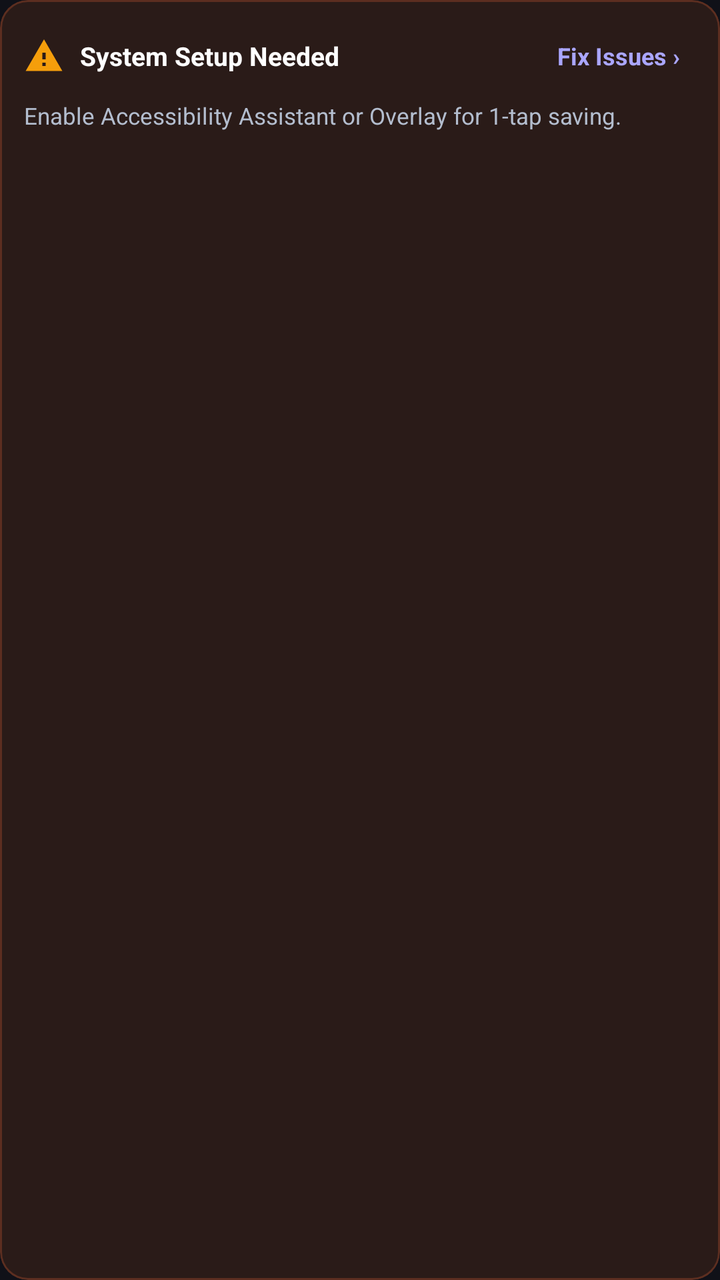
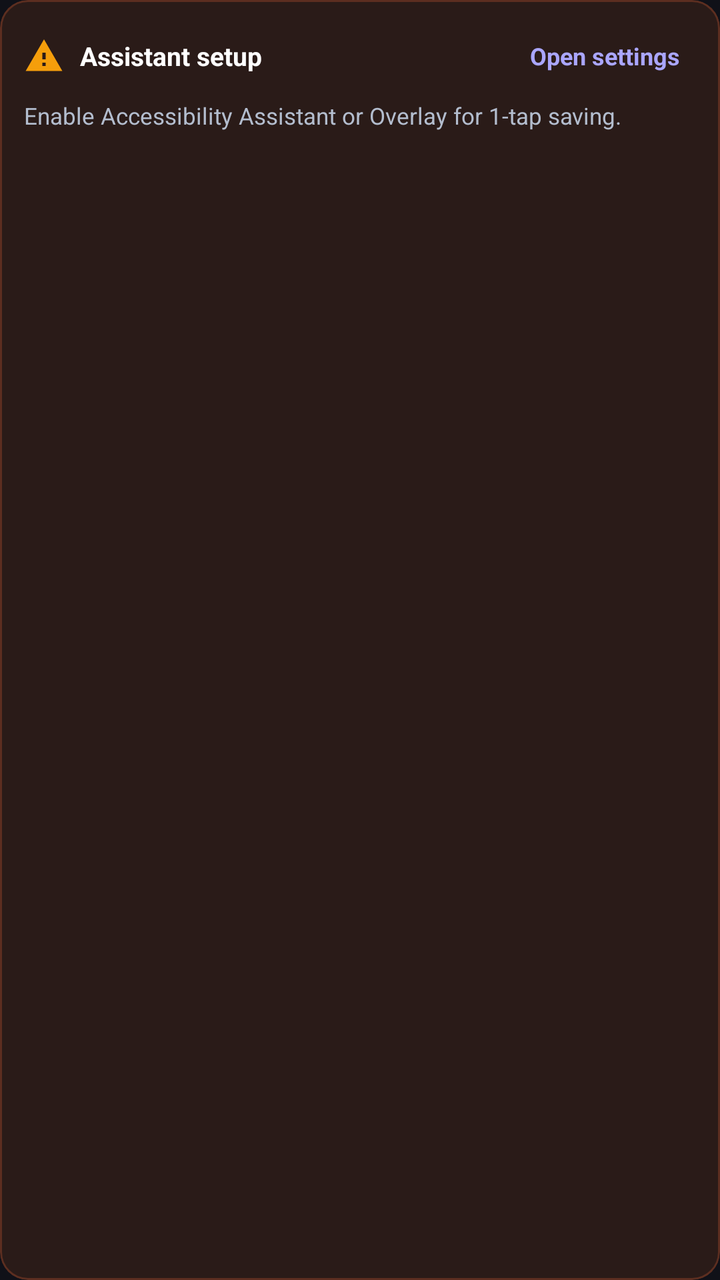

Two renders of the same Android screen: before a commit and after it. Below are the layout's source before the change and the commit's diff.
<!-- AndroidManifest.xml: application theme Theme.InstaSave -->
<!-- res/layout/banner_permissions_alert.xml -->
<?xml version="1.0" encoding="utf-8"?>
<com.google.android.material.card.MaterialCardView
    xmlns:android="http://schemas.android.com/apk/res/android"
    xmlns:app="http://schemas.android.com/apk/res-auto"
    android:id="@+id/cardPermissionsBanner"
    android:layout_width="match_parent"
    android:layout_height="wrap_content"
    android:clickable="true"
    android:focusable="true"
    app:cardCornerRadius="14dp"
    app:cardBackgroundColor="#2A1B18"
    app:strokeColor="#5C2E20"
    app:strokeWidth="1dp"
    app:rippleColor="#33E1306C">

    <LinearLayout
        android:layout_width="match_parent"
        android:layout_height="wrap_content"
        android:orientation="vertical"
        android:padding="12dp">

        <LinearLayout
            android:layout_width="match_parent"
            android:layout_height="wrap_content"
            android:orientation="horizontal"
            android:gravity="center_vertical">

            <ImageView
                android:layout_width="20dp"
                android:layout_height="20dp"
                android:src="@drawable/ic_warning"
                app:tint="@color/status_amber"
                android:contentDescription="Permission Warning" />

            <TextView
                android:layout_width="0dp"
                android:layout_height="wrap_content"
                android:layout_weight="1"
                android:layout_marginStart="8dp"
                android:text="System Setup Needed"
                android:textColor="@color/white"
                android:textStyle="bold"
                android:textSize="13sp" />

            <TextView
                android:id="@+id/btnBannerSettings"
                android:layout_width="wrap_content"
                android:layout_height="32dp"
                android:gravity="center"
                android:text="Fix Issues ›"
                android:textColor="@color/insta_pink"
                android:textStyle="bold"
                android:textSize="12sp"
                android:background="?attr/selectableItemBackgroundBorderless"
                android:paddingStart="8dp"
                android:paddingEnd="8dp" />
        </LinearLayout>

        <TextView
            android:id="@+id/tvMissingPermissionsText"
            android:layout_width="match_parent"
            android:layout_height="wrap_content"
            android:layout_marginTop="6dp"
            android:text="Enable Accessibility Assistant or Overlay for 1-tap saving."
            android:textColor="@color/text_secondary"
            android:textSize="11.5sp" />
    </LinearLayout>
</com.google.android.material.card.MaterialCardView>
<!-- resources referenced by this layout -->
<resources>
  <color name="insta_pink">#AAA6FF</color>
  <color name="status_amber">#F59E0B</color>
  <color name="text_secondary">#B3BDCE</color>
  <color name="white">#FFFFFFFF</color>
  <!-- drawable ic_warning (drawable) -->
  <vector xmlns:android="http://schemas.android.com/apk/res/android"
      android:width="24dp"
      android:height="24dp"
      android:viewportWidth="24"
      android:viewportHeight="24">
    <path
        android:fillColor="#FFFFFFFF"
        android:pathData="M1,21h22L12,2 1,21zM13,18h-2v-2h2v2zM13,14h-2v-4h2v4z"/>
  </vector>
  <style name="Theme.InstaSave" parent="Theme.Material3.Dark.NoActionBar">
          
          <item name="colorPrimary">@color/insta_pink</item>
          <item name="android:statusBarColor">@color/bg_dark</item>
          <item name="colorOnPrimary">@color/bg_dark</item>
          <item name="colorAccent">@color/insta_coral</item>
  
          
          <item name="colorSecondaryContainer">#37344E</item>
          <item name="colorOnSecondaryContainer">@color/insta_pink</item>
  
          
          <item name="android:colorBackground">@color/bg_dark</item>
          <item name="colorSurface">@color/bg_dark</item>
          <item name="colorSurfaceContainer">@color/card_bg</item>
          <item name="colorOnSurface">@color/text_primary</item>
          <item name="colorOnSurfaceVariant">@color/text_secondary</item>
          <item name="colorOutline">@color/card_stroke</item>
  
          
          <item name="bottomNavigationStyle">@style/Widget.InstaSave.BottomNav</item>
      </style>
  <color name="bg_dark">#101118</color>
  <color name="insta_coral">#938DFF</color>
  <color name="card_bg">#1D1F2A</color>
  <color name="text_primary">#F3F4F6</color>
  <color name="card_stroke">#373948</color>
  <style name="Widget.InstaSave.BottomNav" parent="Widget.Material3.BottomNavigationView">
          <item name="itemActiveIndicatorStyle">@style/Widget.InstaSave.BottomNav.Indicator</item>
      </style>
  <style name="Widget.InstaSave.BottomNav.Indicator" parent="Widget.Material3.BottomNavigationView.ActiveIndicator">
          <item name="android:color">#37344E</item>
          <item name="android:width">56dp</item>
          <item name="android:height">32dp</item>
      </style>
</resources>

<!-- the commit's change to res/layout/banner_permissions_alert.xml (unified diff, before → after) -->
@@ -37,7 +37,7 @@
                 android:layout_height="wrap_content"
                 android:layout_weight="1"
                 android:layout_marginStart="8dp"
-                android:text="System Setup Needed"
+                android:text="Assistant setup"
                 android:textColor="@color/white"
                 android:textStyle="bold"
                 android:textSize="13sp" />
@@ -47,7 +47,7 @@
                 android:layout_width="wrap_content"
                 android:layout_height="32dp"
                 android:gravity="center"
-                android:text="Fix Issues ›"
+                android:text="Open settings"
                 android:textColor="@color/insta_pink"
                 android:textStyle="bold"
                 android:textSize="12sp"
